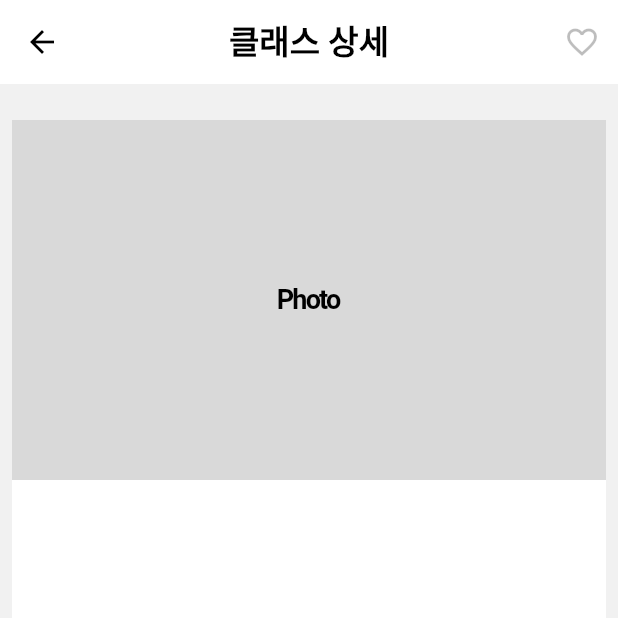
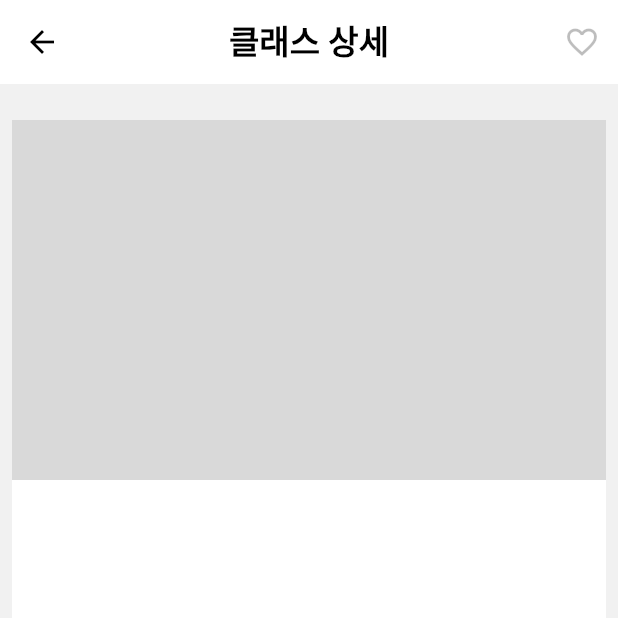
Before and after one commit to K-Hackathon-01z/eum-front, a Flutter app: the CardDetailScreen screen opened directly with empty values, on a phone screen of 412 x 824 dp, the top half of it. Run offline on Flutter 3.47's test engine with Material 3 defaults, Android fonts, the phone set to English and light mode, and no system bars; our stand-ins replace flutter_svg.

Commit message:
"refactor: "home 화면에서의 photoLabel 제거"

```diff
--- a/lib/screens/user/home/home.dart
+++ b/lib/screens/user/home/home.dart
@@ -51,9 +51,6 @@ class PopularClassCard extends StatelessWidget {
             height: 100,
             width: double.infinity,
             decoration: BoxDecoration(color: Colors.grey[200], borderRadius: BorderRadius.circular(30)),
-            child: const Center(
-              child: Text('Photo', style: TextStyle(fontSize: 15, fontWeight: FontWeight.bold)),
-            ),
           ),
           const SizedBox(height: 8),
           Padding(
--- a/lib/screens/user/home/oneday_class/card_detail.dart
+++ b/lib/screens/user/home/oneday_class/card_detail.dart
@@ -80,20 +80,7 @@ class _CardDetailScreenState extends State<CardDetailScreen> {
               children: [
                 // 이미지 (oneday_class 카드 썸네일 스타일)
                 ClipRRect(
-                  child: Container(
-                    height: 240,
-                    color: const Color(0xFFD9D9D9),
-                    alignment: Alignment.center,
-                    child: const Text(
-                      'Photo',
-                      style: TextStyle(
-                        color: Colors.black,
-                        fontSize: 18,
-                        fontWeight: FontWeight.bold,
-                        letterSpacing: -1.2,
-                      ),
-                    ),
-                  ),
+                  child: Container(height: 240, color: const Color(0xFFD9D9D9), alignment: Alignment.center),
                 ),
                 // 설명/가격/지역 등
                 Padding(
--- a/lib/widgets/user/oneday_class_card.dart
+++ b/lib/widgets/user/oneday_class_card.dart
@@ -34,10 +34,6 @@ class OnedayClassCard extends StatelessWidget {
                           borderRadius: BorderRadius.circular(18),
                         ),
                         alignment: Alignment.center,
-                        child: const Text(
-                          'Photo',
-                          style: TextStyle(fontWeight: FontWeight.bold, fontSize: 18, color: Colors.black),
-                        ),
                       );
                 },
               ),
```
Also changed, not shown: lib/widgets/user/creator_detail.dart (+1 -8 lines), lib/widgets/user/skill_detail.dart (+1 -8 lines).
